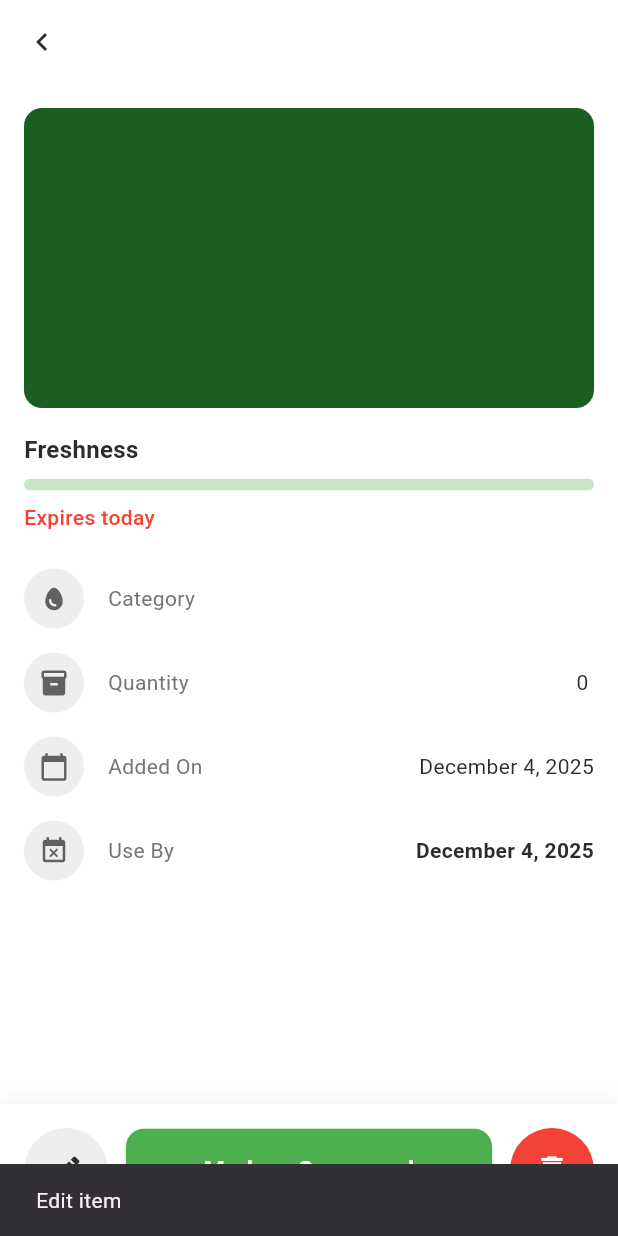
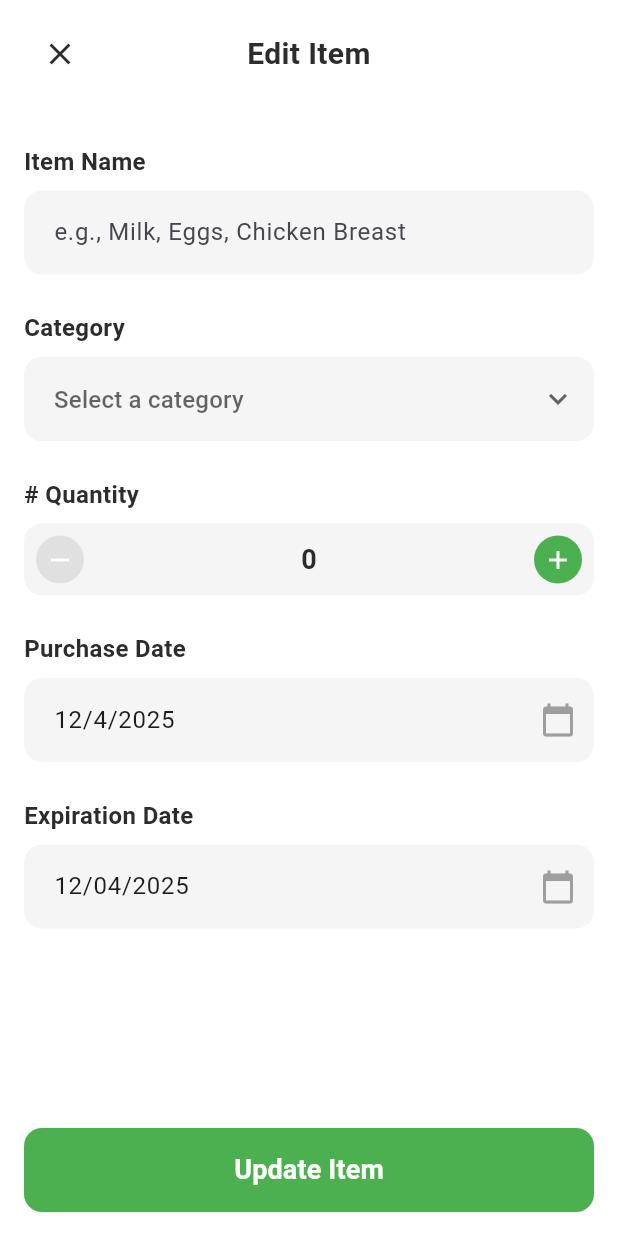
Before and after one commit to keltonpsilva/fresh-tracker, a Flutter app: the ItemDetailsScreen screen opened directly with empty values, after a tap on the "edit" icon, on a phone screen of 412 x 824 dp. Run offline on Flutter 3.47's test engine with Material 3 defaults, Android fonts, the phone set to English and light mode, and no system bars; our stand-ins replace shared_preferences, sqflite, sqflite_common_ffi; accounts and stored records are empty.

Commit message:
Enables item editing
Introduces a screen for editing existing food items.
It pre-fills the form with existing data.
Includes validation and updates to the food item details.
Allows navigation back to the detail screen on completion.

```diff
--- /dev/null
+++ b/lib/features/edit-item/edit-item-screen.dart
@@ -0,0 +1,501 @@
+import 'package:flutter/material.dart';
+
+import '../../shared/models/food_item.dart';
+import '../../shared/services/i_food_item_service.dart';
+import '../../shared/services/food_item_service_factory.dart';
+
+class EditItemScreen extends StatefulWidget {
+  final FoodItem item;
+
+  const EditItemScreen({super.key, required this.item});
+
+  @override
+  State<EditItemScreen> createState() => _EditItemScreenState();
+}
+
+class _EditItemScreenState extends State<EditItemScreen> {
+  final IFoodItemService _foodItemService = FoodItemServiceFactory.getService();
+  final TextEditingController _itemNameController = TextEditingController();
+  final TextEditingController _purchaseDateController = TextEditingController();
+  final TextEditingController _expirationDateController =
+      TextEditingController();
+
+  String? _selectedCategory;
+  int _quantity = 1;
+  DateTime? _purchaseDate;
+  DateTime? _expirationDate;
+  late FoodItem _oldItem;
+
+  final List<String> _categories = [
+    'Produce',
+    'Dairy',
+    'Meat',
+    'Beverages',
+    'Snacks',
+    'Frozen',
+    'Other',
+  ];
+
+  @override
+  void initState() {
+    super.initState();
+
+    // Pre-fill form with existing item data
+    _oldItem = widget.item;
+    _itemNameController.text = _oldItem.name;
+    _selectedCategory = _oldItem.category;
+    _quantity = _oldItem.quantity ?? 1;
+    _purchaseDate = _oldItem.purchaseDate;
+    _expirationDate = _oldItem.expirationDate;
+
+    if (_purchaseDate != null) {
+      _purchaseDateController.text =
+          '${_purchaseDate!.month}/${_purchaseDate!.day}/${_purchaseDate!.year}';
+    }
+
+    if (_expirationDate != null) {
+      _expirationDateController.text =
+          '${_expirationDate!.month.toString().padLeft(2, '0')}/${_expirationDate!.day.toString().padLeft(2, '0')}/${_expirationDate!.year}';
+    }
+  }
+
+  @override
+  void dispose() {
+    _itemNameController.dispose();
+    _purchaseDateController.dispose();
+    _expirationDateController.dispose();
+    super.dispose();
+  }
+
+  Future<void> _selectPurchaseDate() async {
+    final DateTime? picked = await showDatePicker(
+      context: context,
+      initialDate: _purchaseDate ?? DateTime.now(),
+      firstDate: DateTime(2020),
+      lastDate: DateTime.now(),
+    );
+    if (picked != null) {
+      setState(() {
+        _purchaseDate = picked;
+        _purchaseDateController.text =
+            '${picked.month}/${picked.day}/${picked.year}';
+      });
+    }
+  }
+
+  Future<void> _selectExpirationDate() async {
+    final DateTime? picked = await showDatePicker(
+      context: context,
+      initialDate:
+          _expirationDate ?? DateTime.now().add(const Duration(days: 7)),
+      firstDate: DateTime.now(),
+      lastDate: DateTime.now().add(const Duration(days: 365)),
+    );
+    if (picked != null) {
+      setState(() {
+        _expirationDate = picked;
+        _expirationDateController.text =
+            '${picked.month.toString().padLeft(2, '0')}/${picked.day.toString().padLeft(2, '0')}/${picked.year}';
+      });
+    }
+  }
+
+  void _incrementQuantity() {
+    setState(() {
+      _quantity++;
+    });
+  }
+
+  void _decrementQuantity() {
+    if (_quantity > 1) {
+      setState(() {
+        _quantity--;
+      });
+    }
+  }
+
+  Color _getStatusColor(DateTime expirationDate) {
+    final days = expirationDate.difference(DateTime.now()).inDays;
+    if (days < 0) return Colors.red;
+    if (days <= 3) return Colors.orange;
+    return Colors.green;
+  }
+
+  IconData _getIconForCategory(String category) {
+    switch (category) {
+      case 'Produce':
+        return Icons.eco;
+      case 'Dairy':
+        return Icons.water_drop;
+      case 'Meat':
+        return Icons.restaurant;
+      case 'Beverages':
+        return Icons.local_drink;
+      case 'Snacks':
+        return Icons.lunch_dining;
+      case 'Frozen':
+        return Icons.ac_unit;
+      default:
+        return Icons.shopping_bag;
+    }
+  }
+
+  Color _getIconBackgroundColor(String category) {
+    switch (category) {
+      case 'Produce':
+        return const Color(0xFFE5F5E5);
+      case 'Dairy':
+        return const Color(0xFFFFF4E5);
+      case 'Meat':
+        return const Color(0xFFFFE5E5);
+      case 'Beverages':
+        return const Color(0xFFE5F0FF);
+      case 'Snacks':
+        return const Color(0xFFFFF9E5);
+      case 'Frozen':
+        return const Color(0xFFE5F5FF);
+      default:
+        return const Color(0xFFF5F5F5);
+    }
+  }
+
+  Future<void> _updateItem() async {
+    if (_itemNameController.text.isEmpty) {
+      ScaffoldMessenger.of(context).showSnackBar(
+        const SnackBar(content: Text('Please enter an item name')),
+      );
+      return;
+    }
+    if (_selectedCategory == null) {
+      ScaffoldMessenger.of(
+        context,
+      ).showSnackBar(const SnackBar(content: Text('Please select a category')));
+      return;
+    }
+    if (_expirationDate == null) {
+      ScaffoldMessenger.of(context).showSnackBar(
+        const SnackBar(content: Text('Please select an expiration date')),
+      );
+      return;
+    }
+
+    final statusColor = _getStatusColor(_expirationDate!);
+    final icon = _getIconForCategory(_selectedCategory!);
+    final iconBackgroundColor = _getIconBackgroundColor(_selectedCategory!);
+
+    final foodItem = FoodItem(
+      name: _itemNameController.text.trim(),
+      category: _selectedCategory!,
+      subcategory: _selectedCategory!,
+      expirationDate: _expirationDate!,
+      statusColor: statusColor,
+      icon: icon,
+      iconBackgroundColor: iconBackgroundColor,
+      purchaseDate: _purchaseDate,
+      quantity: _quantity,
+      quantityUnit: _oldItem.quantityUnit ?? 'unit',
+      notes: _oldItem.notes, // Preserve notes when editing
+    );
+
+    await _foodItemService.updateItem(_oldItem, foodItem);
+
+    if (mounted) {
+      ScaffoldMessenger.of(
+        context,
+      ).showSnackBar(const SnackBar(content: Text('Item updated successfully!')));
+      Navigator.of(context).pop();
+    }
+  }
+
+  @override
+  Widget build(BuildContext context) {
+    return Scaffold(
+      backgroundColor: Colors.white,
+      body: SafeArea(
+        child: Column(
+          children: [
+            // Header
+            Padding(
+              padding: const EdgeInsets.symmetric(
+                horizontal: 16.0,
+                vertical: 12.0,
+              ),
+              child: Row(
+                children: [
+                  IconButton(
+                    icon: const Icon(Icons.close, color: Color(0xFF2C2C2C)),
+                    onPressed: () => Navigator.of(context).pop(),
+                  ),
+                  const Expanded(
+                    child: Text(
+                      'Edit Item',
+                      style: TextStyle(
+                        fontSize: 20,
+                        fontWeight: FontWeight.bold,
+                        color: Color(0xFF2C2C2C),
+                      ),
+                      textAlign: TextAlign.center,
+                    ),
+                  ),
+                  const SizedBox(width: 48), // Balance the close button
+                ],
+              ),
+            ),
+
+            // Form Content
+            Expanded(
+              child: SingleChildScrollView(
+                padding: const EdgeInsets.symmetric(horizontal: 16.0),
+                child: Column(
+                  crossAxisAlignment: CrossAxisAlignment.start,
+                  children: [
+                    const SizedBox(height: 24),
+
+                    // Item Name
+                    const Text(
+                      'Item Name',
+                      style: TextStyle(
+                        fontSize: 16,
+                        fontWeight: FontWeight.w600,
+                        color: Color(0xFF2C2C2C),
+                      ),
+                    ),
+                    const SizedBox(height: 8),
+                    TextField(
+                      controller: _itemNameController,
+                      decoration: InputDecoration(
+                        hintText: 'e.g., Milk, Eggs, Chicken Breast',
+                        filled: true,
+                        fillColor: const Color(0xFFF5F5F5),
+                        border: OutlineInputBorder(
+                          borderRadius: BorderRadius.circular(12),
+                          borderSide: BorderSide.none,
+                        ),
+                        contentPadding: const EdgeInsets.symmetric(
+                          horizontal: 16,
+                          vertical: 16,
+                        ),
+                      ),
+                    ),
+
+                    const SizedBox(height: 24),
+
+                    // Category
+                    const Text(
+                      'Category',
+                      style: TextStyle(
+                        fontSize: 16,
+                        fontWeight: FontWeight.w600,
+                        color: Color(0xFF2C2C2C),
+                      ),
+                    ),
+                    const SizedBox(height: 8),
+                    Container(
+                      decoration: BoxDecoration(
+                        color: const Color(0xFFF5F5F5),
+                        borderRadius: BorderRadius.circular(12),
+                      ),
+                      child: DropdownButtonFormField<String>(
+                        value: _selectedCategory,
+                        decoration: InputDecoration(
+                          hintText: 'Select a category',
+                          filled: true,
+                          fillColor: const Color(0xFFF5F5F5),
+                          border: OutlineInputBorder(
+                            borderRadius: BorderRadius.circular(12),
+                            borderSide: BorderSide.none,
+                          ),
+                          contentPadding: const EdgeInsets.symmetric(
+                            horizontal: 16,
+                            vertical: 16,
+                          ),
+                          suffixIcon: const Icon(Icons.keyboard_arrow_down),
+                        ),
+                        items: _categories.map((category) {
+                          return DropdownMenuItem<String>(
+                            value: category,
+                            child: Text(category),
+                          );
+                        }).toList(),
+                        onChanged: (value) {
+                          setState(() {
+                            _selectedCategory = value;
+                          });
+                        },
+                      ),
+                    ),
+
+                    const SizedBox(height: 24),
+
+                    // Quantity
+                    const Text(
+                      '# Quantity',
+                      style: TextStyle(
+                        fontSize: 16,
+                        fontWeight: FontWeight.w600,
+                        color: Color(0xFF2C2C2C),
+                      ),
+                    ),
+                    const SizedBox(height: 8),
+                    Container(
+                      decoration: BoxDecoration(
+                        color: const Color(0xFFF5F5F5),
+                        borderRadius: BorderRadius.circular(12),
+                      ),
+                      child: Row(
+                        mainAxisAlignment: MainAxisAlignment.spaceBetween,
+                        children: [
+                          // Decrement Button
+                          IconButton(
+                            onPressed: _decrementQuantity,
+                            icon: Container(
+                              width: 32,
+                              height: 32,
+                              decoration: const BoxDecoration(
+                                color: Color(0xFFE0E0E0),
+                                shape: BoxShape.circle,
+                              ),
+                              child: const Icon(
+                                Icons.remove,
+                                color: Colors.white,
+                                size: 20,
+                              ),
+                            ),
+                          ),
+
+                          // Quantity Display
+                          Text(
+                            '$_quantity',
+                            style: const TextStyle(
+                              fontSize: 18,
+                              fontWeight: FontWeight.w600,
+                              color: Color(0xFF2C2C2C),
+                            ),
+                          ),
+
+                          // Increment Button
+                          IconButton(
+                            onPressed: _incrementQuantity,
+                            icon: Container(
+                              width: 32,
+                              height: 32,
+                              decoration: const BoxDecoration(
+                                color: Color(0xFF4CAF50),
+                                shape: BoxShape.circle,
+                              ),
+                              child: const Icon(
+                                Icons.add,
+                                color: Colors.white,
+                                size: 20,
+                              ),
+                            ),
+                          ),
+                        ],
+                      ),
+                    ),
+
+                    const SizedBox(height: 24),
+
+                    // Purchase Date
+                    const Text(
+                      'Purchase Date',
+                      style: TextStyle(
+                        fontSize: 16,
+                        fontWeight: FontWeight.w600,
+                        color: Color(0xFF2C2C2C),
+                      ),
+                    ),
+                    const SizedBox(height: 8),
+                    TextField(
+                      controller: _purchaseDateController,
+                      readOnly: true,
+                      onTap: _selectPurchaseDate,
+                      decoration: InputDecoration(
+                        hintText: 'mm/dd/yyyy',
+                        filled: true,
+                        fillColor: const Color(0xFFF5F5F5),
+                        border: OutlineInputBorder(
+                          borderRadius: BorderRadius.circular(12),
+                          borderSide: BorderSide.none,
+                        ),
+                        contentPadding: const EdgeInsets.symmetric(
+                          horizontal: 16,
+                          vertical: 16,
+                        ),
+                        suffixIcon: const Icon(
+                          Icons.calendar_today,
+                          color: Colors.grey,
+                        ),
+                      ),
+                    ),
+
+                    const SizedBox(height: 24),
+
+                    // Expiration Date
+                    const Text(
+                      'Expiration Date',
+                      style: TextStyle(
+                        fontSize: 16,
+                        fontWeight: FontWeight.w600,
+                        color: Color(0xFF2C2C2C),
+                      ),
+                    ),
+                    const SizedBox(height: 8),
+                    TextField(
+                      controller: _expirationDateController,
+                      readOnly: true,
+                      onTap: _selectExpirationDate,
+                      decoration: InputDecoration(
+                        hintText: 'mm/dd/yyyy',
+                        filled: true,
+                        fillColor: const Color(0xFFF5F5F5),
+                        border: OutlineInputBorder(
+                          borderRadius: BorderRadius.circular(12),
+                          borderSide: BorderSide.none,
+                        ),
+                        contentPadding: const EdgeInsets.symmetric(
+                          horizontal: 16,
+                          vertical: 16,
+                        ),
+                        suffixIcon: const Icon(
+                          Icons.calendar_today,
+                          color: Colors.grey,
+                        ),
+                      ),
+                    ),
+
+                    const SizedBox(height: 32),
+                  ],
+                ),
+              ),
+            ),
+
+            // Update Item Button
+            Padding(
+              padding: const EdgeInsets.all(16.0),
+              child: SizedBox(
+                width: double.infinity,
+                height: 56,
+                child: ElevatedButton(
+                  onPressed: _updateItem,
+                  style: ElevatedButton.styleFrom(
+                    backgroundColor: const Color(0xFF4CAF50),
+                    foregroundColor: Colors.white,
+                    shape: RoundedRectangleBorder(
+                      borderRadius: BorderRadius.circular(12),
+                    ),
+                    elevation: 0,
+                  ),
+                  child: const Text(
+                    'Update Item',
+                    style: TextStyle(fontSize: 18, fontWeight: FontWeight.w600),
+                  ),
+                ),
+              ),
+            ),
+          ],
+        ),
+      ),
+    );
+  }
+}
--- a/lib/features/item-details/item-details-screen.dart
+++ b/lib/features/item-details/item-details-screen.dart
@@ -3,6 +3,7 @@ import 'package:flutter/material.dart';
 import '../../shared/models/food_item.dart';
 import '../../shared/services/i_food_item_service.dart';
 import '../../shared/services/food_item_service_factory.dart';
+import '../edit-item/edit-item-screen.dart';
 
 class ItemDetailsScreen extends StatelessWidget {
   final FoodItem item;
@@ -261,11 +262,16 @@ class ItemDetailsScreen extends StatelessWidget {
                   ),
                   child: IconButton(
                     icon: const Icon(Icons.edit, color: Color(0xFF2C2C2C)),
-                    onPressed: () {
-                      // TODO: Navigate to edit screen
-                      ScaffoldMessenger.of(context).showSnackBar(
-                        const SnackBar(content: Text('Edit item')),
+                    onPressed: () async {
+                      await Navigator.of(context).push(
+                        MaterialPageRoute(
+                          builder: (context) => EditItemScreen(item: item),
+                        ),
                       );
+                      // Reload the item details by popping and letting parent refresh
+                      if (context.mounted) {
+                        Navigator.of(context).pop();
+                      }
                     },
                   ),
                 ),
```
